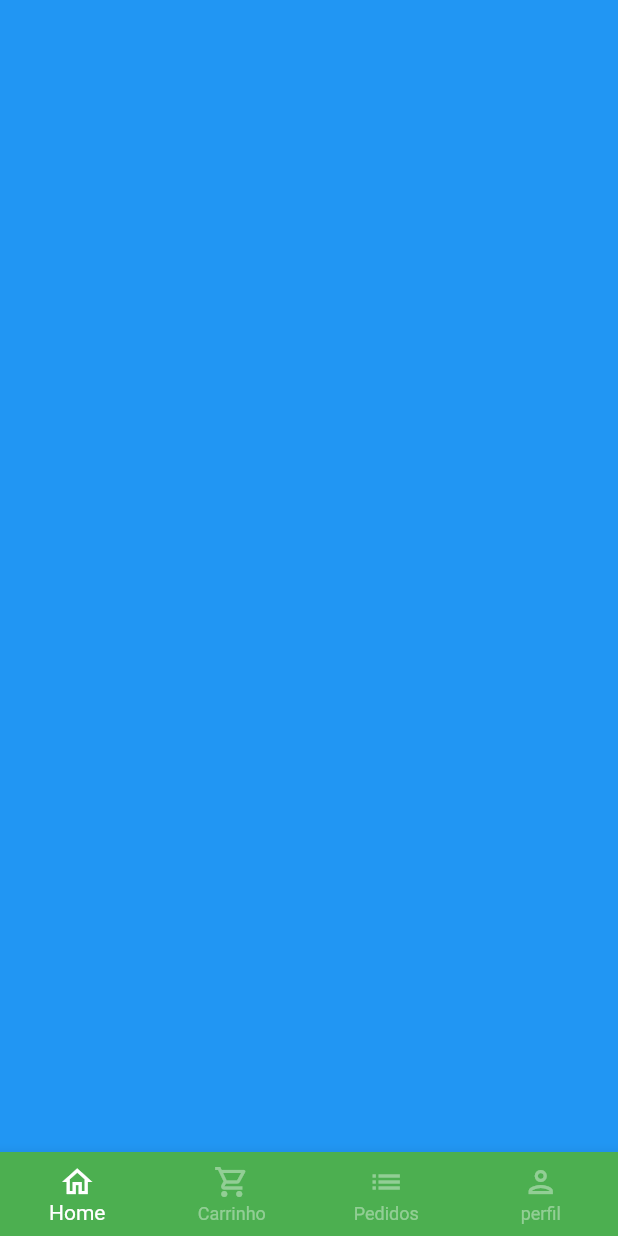
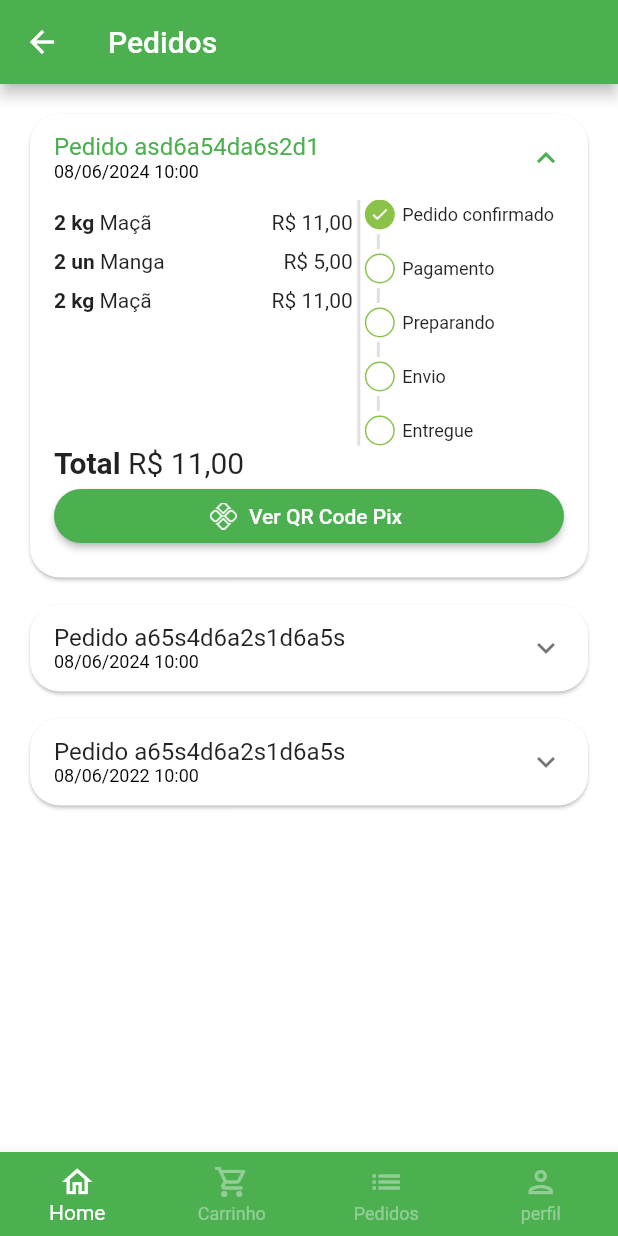
Before and after one commit to carlos731/QuitandaVirtualApp, a Flutter app: the BaseScreen screen opened directly, swiped to page 3, on a phone screen of 412 x 824 dp. Run offline on Flutter 3.47's test engine with Material 2 defaults, Android fonts, the phone set to English and light mode, and no system bars; our stand-ins replace animated_text_kit, mask_text_input_formatter.

Commit message:
Página de pedidos, e componentes de pedidos prontogit add .!

```diff
--- a/lib/src/config/app_data.dart
+++ b/lib/src/config/app_data.dart
@@ -1,5 +1,6 @@
 import '../models/cart_item_model.dart';
 import '../models/item_model.dart';
+import '../models/order_model.dart';
 import '../models/user_model.dart';
 
 ItemModel apple = ItemModel(
@@ -99,3 +100,61 @@ UserModel user = UserModel(
   name: 'Carlos',
   password: '1234',
 );
+
+List<OrderModel> orders = [
+// Pedido 01
+  OrderModel(
+    copyAndPaste: 'q1w2e3r4t5y6',
+    createdDateTime: DateTime.parse('2024-06-08 10:00:10.458'),
+    overdueDateTime: DateTime.parse('2024-06-08 11:00:10.458'),
+    id: 'asd6a54da6s2d1',
+    status: 'pending_payment',
+    total: 11.0,
+    items: [
+      CartItemModel(
+        item: apple,
+        quantity: 2,
+      ),
+      CartItemModel(
+        item: mango,
+        quantity: 2,
+      ),
+      CartItemModel(
+        item: apple,
+        quantity: 2,
+      ),
+    ],
+  ),
+
+  // Pedido 02
+  OrderModel(
+    copyAndPaste: 'q1w2e3r4t5y6',
+    createdDateTime: DateTime.parse('2024-06-08 10:00:10.458'),
+    overdueDateTime: DateTime.parse('2024-06-08 11:00:10.458'),
+    id: 'a65s4d6a2s1d6a5s',
+    status: 'delivered',
+    total: 11.5,
+    items: [
+      CartItemModel(
+        item: guava,
+        quantity: 1,
+      ),
+    ],
+  ),
+
+  // Pedido 03
+  OrderModel(
+    copyAndPaste: 'q1w2e3r4t5y6',
+    createdDateTime: DateTime.parse('2022-06-08 10:00:10.458'),
+    overdueDateTime: DateTime.parse('2022-06-08 11:00:10.458'),
+    id: 'a65s4d6a2s1d6a5s',
+    status: 'delivered',
+    total: 11.5,
+    items: [
+      CartItemModel(
+        item: apple,
+        quantity: 1,
+      ),
+    ],
+  ),
+];
--- /dev/null
+++ b/lib/src/models/order_model.dart
@@ -0,0 +1,21 @@
+import 'cart_item_model.dart';
+
+class OrderModel {
+  String id;
+  DateTime createdDateTime;
+  DateTime overdueDateTime;
+  List<CartItemModel> items;
+  String status;
+  String copyAndPaste;
+  double total;
+
+  OrderModel({
+    required this.copyAndPaste,
+    required this.createdDateTime,
+    required this.id,
+    required this.items,
+    required this.overdueDateTime,
+    required this.status,
+    required this.total,
+  });
+}
--- a/lib/src/pages/base/base_screen.dart
+++ b/lib/src/pages/base/base_screen.dart
@@ -1,3 +1,4 @@
+import 'package:app/src/pages/orders/orders_tab.dart';
 import 'package:flutter/material.dart';
 
 import '../cart/cart_tab.dart';
@@ -22,11 +23,11 @@ class _BaseScreenState extends State<BaseScreen> {
       body: PageView(
         physics: const NeverScrollableScrollPhysics(),
         controller: pageController,
-        children: [
-          const HomeTab(),
-          const CartTab(),
-          Container(color: Colors.blue),
-          const ProfileTab(),
+        children: const[
+          HomeTab(),
+          CartTab(),
+          OrdersTab(),
+          ProfileTab(),
         ],
       ),
       //BottomNavigation
--- /dev/null
+++ b/lib/src/pages/orders/components/order_status_widget.dart
@@ -0,0 +1,144 @@
+import 'package:flutter/material.dart';
+
+import '../../../config/custom_colors.dart';
+
+class OrderStatusWidget extends StatelessWidget {
+  final String status;
+  final bool isOverdue;
+
+  final Map<String, int> allStatus = <String, int>{
+    'pending_payment': 0,
+    'refunded': 1,
+    'paid': 2,
+    'preparing_purchase': 3,
+    'shipping': 4,
+    'delivered': 5,
+  };
+
+  int get currentStatus =>
+      allStatus[status]!; // !: para dizer que não vai ser nulo.
+
+  OrderStatusWidget({
+    super.key,
+    required this.isOverdue,
+    required this.status,
+  });
+
+  @override
+  Widget build(BuildContext context) {
+    return Column(
+      crossAxisAlignment: CrossAxisAlignment.start,
+      children: [
+        const _StatusDot(isActive: true, title: 'Pedido confirmado'),
+        const _CustomDivider(),
+        if (currentStatus == 1) ...[
+          const _StatusDot(
+            isActive: true,
+            title: 'Pix estornado',
+            backgroundColor: Colors.orange,
+          ),
+        ] else if (isOverdue) ...[
+          const _StatusDot(
+            isActive: true,
+            title: 'Pagamento pix Vencido',
+            backgroundColor: Colors.red,
+          ),
+        ] else ...[
+          _StatusDot(
+            isActive: currentStatus >= 2,
+            title: 'Pagamento',
+          ),
+          const _CustomDivider(),
+          _StatusDot(
+            isActive: currentStatus >= 3,
+            title: 'Preparando',
+          ),
+          const _CustomDivider(),
+          _StatusDot(
+            isActive: currentStatus >= 4,
+            title: 'Envio',
+          ),
+          const _CustomDivider(),
+          _StatusDot(
+            isActive: currentStatus == 5,
+            title: 'Entregue',
+          ),
+        ]
+      ],
+    );
+  }
+}
+
+// Widget personalizado chamado no widget principal
+class _CustomDivider extends StatelessWidget {
+  const _CustomDivider({super.key});
+
+  @override
+  Widget build(BuildContext context) {
+    return Container(
+      margin: const EdgeInsets.symmetric(
+        horizontal: 8,
+        vertical: 3,
+      ),
+      height: 10,
+      width: 2,
+      color: Colors.grey.shade300,
+    );
+  }
+}
+
+// Widget personalizado chamado no widget principal
+class _StatusDot extends StatelessWidget {
+  final bool isActive;
+  final String title;
+  final Color? backgroundColor;
+
+  const _StatusDot({
+    super.key,
+    required this.isActive,
+    required this.title,
+    this.backgroundColor,
+  });
+
+  @override
+  Widget build(BuildContext context) {
+    return Row(
+      children: [
+        // Dot
+        Container(
+          alignment: Alignment.center,
+          height: 20,
+          width: 20,
+          decoration: BoxDecoration(
+            shape: BoxShape.circle,
+            border: Border.all(
+              color: CustomColors.customSwatchColor,
+            ),
+            color: isActive
+                ? backgroundColor ?? CustomColors.customSwatchColor
+                : Colors.transparent,
+          ),
+          child: isActive
+              ? const Icon(
+                  Icons.check,
+                  size: 13,
+                  color: Colors.white,
+                )
+              : const SizedBox.shrink(),
+        ),
+
+        const SizedBox(width: 5),
+
+        // Texto
+        Expanded(
+          child: Text(
+            title,
+            style: const TextStyle(
+              fontSize: 12,
+            ),
+          ),
+        ),
+      ],
+    );
+  }
+}
--- /dev/null
+++ b/lib/src/pages/orders/components/order_tile.dart
@@ -0,0 +1,155 @@
+import 'package:flutter/material.dart';
+
+import '../../../models/cart_item_model.dart';
+import '../../../models/order_model.dart';
+import '../../../services/utils_services.dart';
+import 'order_status_widget.dart';
+
+class OrderTile extends StatelessWidget {
+  final OrderModel order;
+
+  OrderTile({
+    super.key,
+    required this.order,
+  });
+
+  final UtilsServices utilsServices = UtilsServices();
+
+  @override
+  Widget build(BuildContext context) {
+    return Card(
+      shape: RoundedRectangleBorder(
+        borderRadius: BorderRadius.circular(20),
+      ),
+      child: Theme(
+        data: Theme.of(context).copyWith(dividerColor: Colors.transparent),
+        child: ExpansionTile(
+          initiallyExpanded: order.status == 'pending_payment',
+          title: Column(
+            mainAxisSize: MainAxisSize.min,
+            crossAxisAlignment: CrossAxisAlignment.start,
+            children: [
+              Text('Pedido ${order.id}'),
+              Text(
+                utilsServices.formatDateTime(order.createdDateTime),
+                style: const TextStyle(
+                  fontSize: 12,
+                  color: Colors.black,
+                ),
+              ),
+            ],
+          ),
+          childrenPadding: const EdgeInsets.fromLTRB(16, 0, 16, 16),
+          expandedCrossAxisAlignment: CrossAxisAlignment.stretch,
+          children: [
+            IntrinsicHeight(
+              child: Row(
+                children: [
+                  // Lista de Produtos
+                  Expanded(
+                    flex: 3,
+                    child: SizedBox(
+                      height: 150,
+                      child: ListView(
+                        children: order.items.map((orderItem) {
+                          return _OrderItemWidget(
+                            utilsServices: utilsServices,
+                            orderItem: orderItem,
+                          );
+                        }).toList(),
+                      ),
+                    ),
+                  ),
+                  // Divisão
+                  VerticalDivider(
+                    color: Colors.grey.shade300,
+                    thickness: 2,
+                    width: 8,
+                  ),
+                  // Status do pedido
+                  Expanded(
+                    flex: 2,
+                    child: OrderStatusWidget(
+                      status: order.status,
+                      isOverdue: order.overdueDateTime.isBefore(DateTime.now()),
+                    ),
+                  ),
+                ],
+              ),
+            ),
+
+            // Total
+            Text.rich(
+              TextSpan(
+                style: const TextStyle(
+                  fontSize: 20,
+                ),
+                children: [
+                  const TextSpan(
+                    text: 'Total ',
+                    style: TextStyle(
+                      fontWeight: FontWeight.bold,
+                    ),
+                  ),
+                  TextSpan(
+                    text: utilsServices.priceToCurrency(order.total),
+                  ),
+                ],
+              ),
+            ),
+
+            // Botão pagamento
+            Visibility(
+              visible: order.status == 'pending_payment',
+              child: ElevatedButton.icon(
+                style: ElevatedButton.styleFrom(
+                  shape: RoundedRectangleBorder(
+                    borderRadius: BorderRadius.circular(20),
+                  ),
+                ),
+                onPressed: () {},
+                icon: Image.asset(
+                  'assets/app_images/pix.png',
+                  height: 18,
+                ),
+                label: const Text('Ver QR Code Pix'),
+              ),
+              //replacement: outro widget,
+            )
+          ],
+        ),
+      ),
+    );
+  }
+}
+
+// Widget personalizado chamado no widget principal
+class _OrderItemWidget extends StatelessWidget {
+  const _OrderItemWidget({
+    super.key,
+    required this.utilsServices,
+    required this.orderItem,
+  });
+
+  final UtilsServices utilsServices;
+  final CartItemModel orderItem;
+
+  @override
+  Widget build(BuildContext context) {
+    return Padding(
+      padding: const EdgeInsets.only(bottom: 10),
+      child: Row(
+        children: [
+          Text(
+            '${orderItem.quantity} ${orderItem.item.unit} ',
+            style: const TextStyle(
+              fontWeight: FontWeight.bold,
+            ),
+          ),
+          Expanded(child: Text(orderItem.item.itemName)),
+          Text(utilsServices.priceToCurrency(orderItem.totalPrice()))
+        ],
+      ),
+    );
+  }
+}
--- /dev/null
+++ b/lib/src/pages/orders/orders_tab.dart
@@ -0,0 +1,27 @@
+import 'package:flutter/material.dart';
+import 'package:app/src/config/app_data.dart' as appData;
+
+import 'components/order_tile.dart';
+
+class OrdersTab extends StatelessWidget {
+  const OrdersTab({super.key});
+
+  @override
+  Widget build(BuildContext context) {
+    return Scaffold(
+      appBar: AppBar(
+        title: const Text('Pedidos'),
+      ),
+      body: ListView.separated(
+        padding: const EdgeInsets.all(16),
+        physics: const BouncingScrollPhysics(),
+        separatorBuilder: (_, index) => const SizedBox(height: 10),
+        itemBuilder: (_, index) => OrderTile(order: appData.orders[index]),
+        //itemBuilder: (_, index) {
+          //return OrderTile(order: appData.orders[index],);//(appData.orders[index].id);
+        //},
+        itemCount: appData.orders.length,
+      ),
+    );
+  }
+}
--- a/lib/src/services/utils_services.dart
+++ b/lib/src/services/utils_services.dart
@@ -1,10 +1,19 @@
 import 'package:intl/intl.dart';
+import 'package:intl/date_symbol_data_local.dart';
 
 class UtilsServices {
-  // R$ valor
+  // R$ valor formatado
   String priceToCurrency(double price){
     NumberFormat numberFormat = NumberFormat.simpleCurrency( locale: 'pt_BR' );
 
     return numberFormat.format(price);
   }
+
+  // Data formatada
+  String formatDateTime(DateTime dateTime) {
+    initializeDateFormatting();
+    DateFormat dateFormat = DateFormat.yMd('pt_BR').add_Hm();
+    return dateFormat.format(dateTime);
+  }
+
 }
--- a/pubspec.yaml
+++ b/pubspec.yaml
@@ -69,6 +69,7 @@ flutter:
   # To add assets to your application, add an assets section, like this:
   assets:
     - assets/fruits/
+    - assets/app_images/
   #   - images/a_dot_ham.jpeg
 
   # An image asset can refer to one or more resolution-specific "variants", see
```
Also changed, not shown: assets/app_images/pix.png (added).
